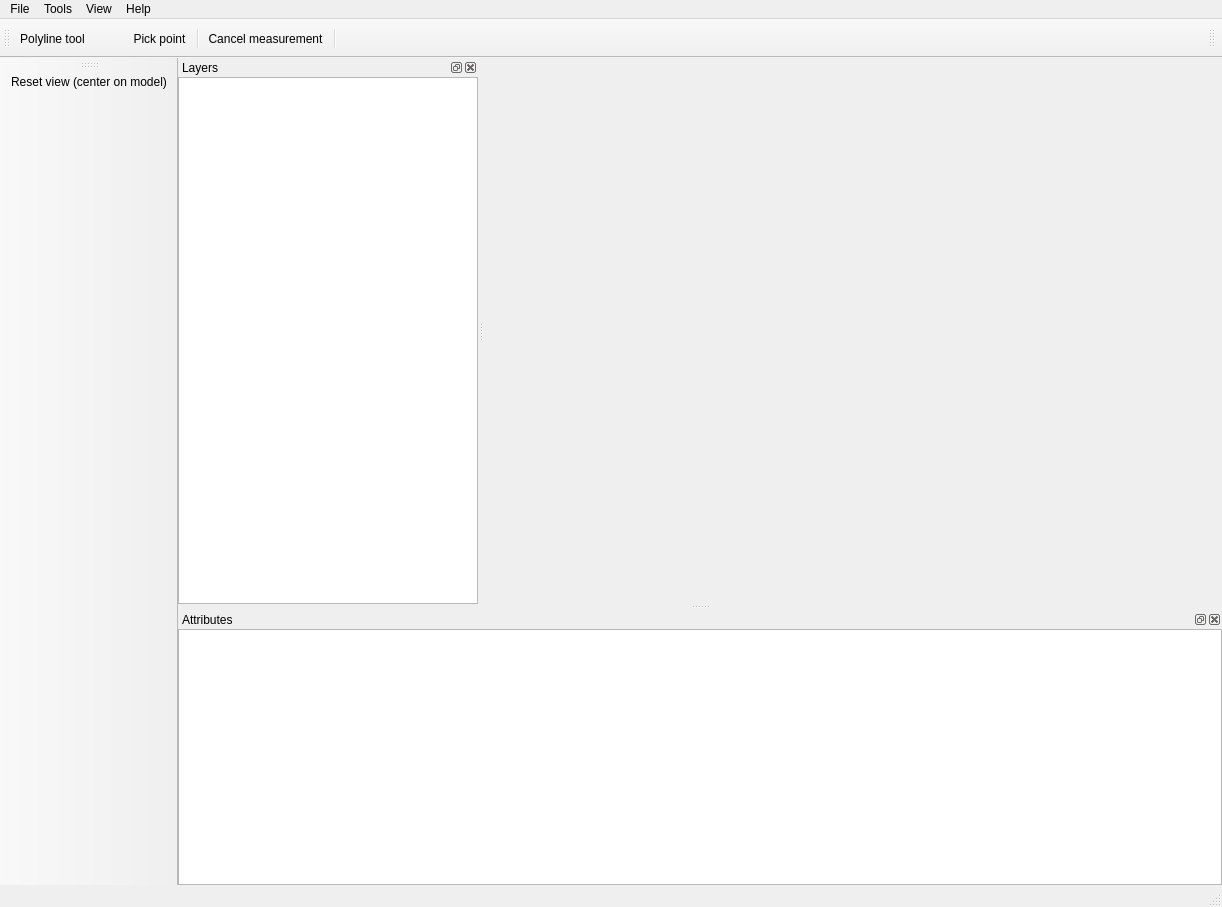
IfremerUnderwater/3DMetrics, file 3DMetrics/tdmgui.ui: the form before one commit.
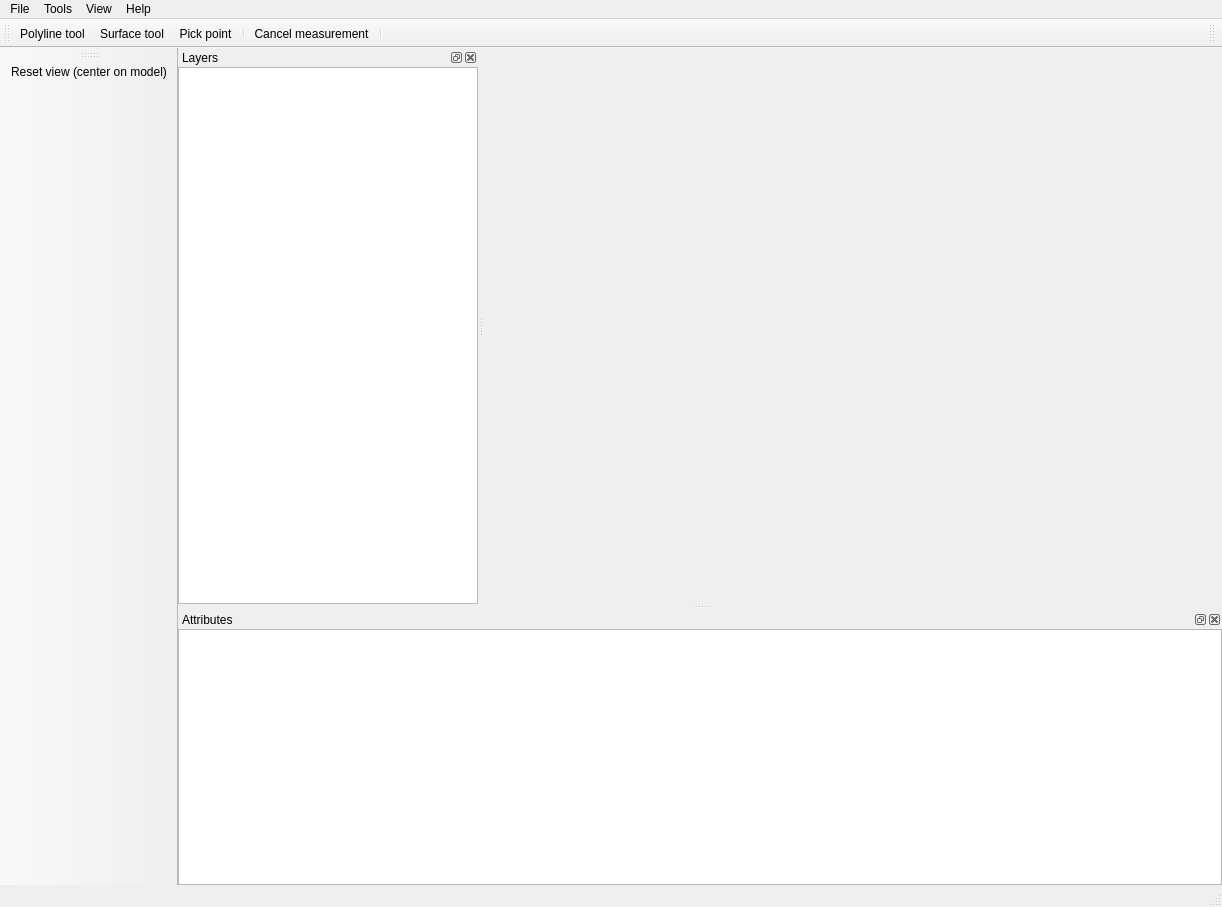
The form after the commit. Icons and pictures are not drawn. Custom widgets are drawn as their Qt base class.

```diff
--- a/3DMetrics/tdmgui.ui
+++ b/3DMetrics/tdmgui.ui
@@ -13,6 +13,9 @@
   <property name="windowTitle">
    <string>3D Metrics v0.4.0</string>
   </property>
+  <property name="styleSheet">
+   <string notr="true"/>
+  </property>
   <widget class="QWidget" name="centralwidget">
    <layout class="QHBoxLayout" name="horizontalLayout">
     <item>
@@ -241,7 +244,7 @@
      <normaloff>:/icons/ressources/icon_polygon.png</normaloff>:/icons/ressources/icon_polygon.png</iconset>
    </property>
    <property name="text">
-    <string/>
+    <string>Surface tool</string>
    </property>
    <property name="toolTip">
     <string>Tool for surface measurement</string>
```
Left out of the diff: 2 changed lines with no effect on the pictures.
